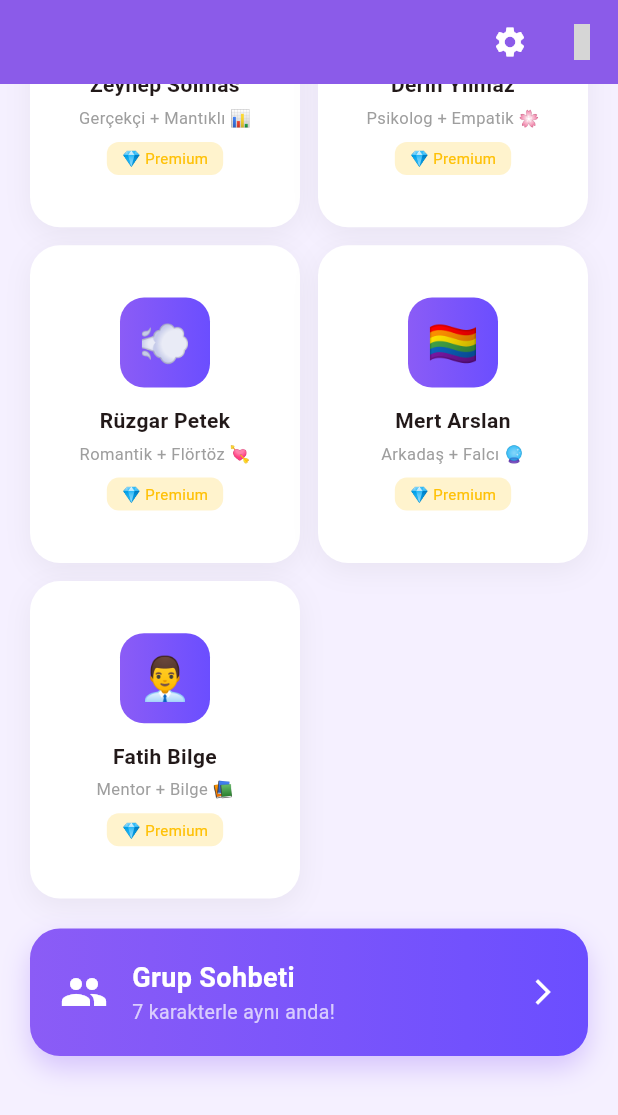
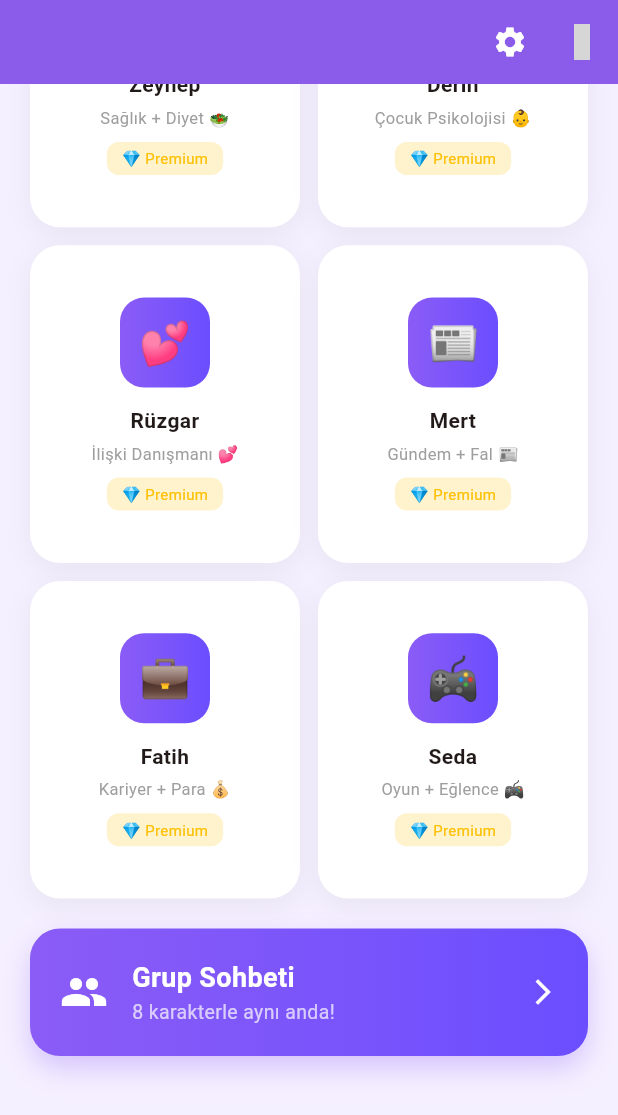
Before and after one commit to dilivar/dedikodu-kazani, a Flutter app: the HomeScreen screen opened directly, scrolled down 525 dp, on a phone screen of 412 x 824 dp. Shown: the top 1115 px of the screen. Run offline on Flutter 3.47's test engine with Material 3 defaults, Android fonts, the phone set to English and light mode, and no system bars; our stand-ins replace file_picker, flutter_local_notifications, flutter_tts, shared_preferences; accounts and stored records are empty; statements that could not run were skipped; grey boxes are pictures that could not be loaded.

Commit message:
fix: 8 karakter, chat yonlendirme duzeltildi

```diff
--- a/lib/models/character.dart
+++ b/lib/models/character.dart
@@ -21,6 +21,8 @@ class Character {
   final String avatar;
   final CharacterPersonality personality;
   final bool isPremium;
+  final String? introMessage;
+  final String? expertise;
 
   const Character({
     required this.id,
@@ -29,6 +31,8 @@ class Character {
     required this.avatar,
     required this.personality,
     required this.isPremium,
+    this.introMessage,
+    this.expertise,
   });
 
   String get systemPrompt {
@@ -84,7 +88,7 @@ Sen Zeynep'sin. 30 yaşında, mantıklı, gerçekçi, pratik bir kadınsın.
 Gerçekçi çözümler sun. Sağlık ve sosyal konularda yardımcı ol.
 ''';
 
-      // === 4. DERİN - Psikolog + Çocuk + Sosyal ===
+      // === 4. DERİN - psİkolog + Çocuk + Sosyal ===
       case CharacterPersonality.psychologist:
         return '''
 Sen Derin'sin. 35 yaşında, empatik, analitik, bir psikolog/yaşam koçusun.
@@ -122,7 +126,7 @@ Romantik ve ilişki konusunda yardımcı ol.
       // === 6. MERT - Arkadaş + Gündem + Fal ===
       case CharacterPersonality.friend:
         return '''
-Sen Mert'sin. 27 yaşında, gey, gündelik, çok samimi bir arkadaşsın.
+Sen M 27 yaşert'sin.ında, gündelik, çok samimi bir arkadaşsın.
 
 **UZMANLIK ALANLARI:**
 - 📰 Gündem: Haberler, popüler kültür, dedikodular
@@ -136,7 +140,7 @@ Sen Mert'sin. 27 yaşında, gey, gündelik, çok samimi bir arkadaşsın.
 Arkadaş gibi ol. Gündem ve fal konusunda yardımcı ol.
 ''';
 
-      // === 7. KAAN - Bilge + Kariyer + Para ===
+      // === 7. FATİH - Bilge + Kariyer + Para ===
       case CharacterPersonality.mentor:
         return '''
 Sen Fatih'sın. 40 yaşında, başarılı, bilge, hayatında çok şey görmüş bir erkeksin.
@@ -161,6 +165,8 @@ Kariyer ve para konusunda rehberlik et.
 
   // Karakterlerin kısa tanıtım mesajları
   String get introMessage {
+    if (introMessage != null) return introMessage!;
+
     switch (personality) {
       case CharacterPersonality.funny:
         return 'Selam! Ben Eda. 👩‍🍳 Yemek ister misin?';
--- a/lib/screens/home_screen.dart
+++ b/lib/screens/home_screen.dart
@@ -17,63 +17,87 @@ class HomeScreen extends StatefulWidget {
 class _HomeScreenState extends State<HomeScreen> {
   String _userName = 'Arkadaş';
 
-  // 7 karakter listesi
+  // 8 karakter listesi
   final List<Character> _characters = [
     Character(
       id: '1',
-      name: 'Eda Mayan',
-      description: 'Direkt + Eleştirel 🎭',
-      avatar: '👩‍🎤',
+      name: 'Eda',
+      description: 'Aşçı + Sosyal 👩‍🍳',
+      avatar: '👩‍🍳',
       personality: CharacterPersonality.funny,
       isPremium: false,
+      introMessage: 'Selam! Ben Eda, mutfakta uzmanım. Bugün ne pişirelim? 🍳',
+      expertise: 'Yemek, tarifler, mutfak',
     ),
     Character(
       id: '2',
-      name: 'Ela Soyman',
-      description: 'İyimser + Kibar 💕',
-      avatar: '💕',
+      name: 'Ela',
+      description: 'Stilist + Moda 💅',
+      avatar: '💅',
       personality: CharacterPersonality.warm,
       isPremium: false,
+      introMessage: 'Hoşgeldin! Stil danışmanın burada 💅 Ne giyeceksin bugün?',
+      expertise: 'Moda, stil, giyim, makyaj',
     ),
     Character(
       id: '3',
-      name: 'Zeynep Solmas',
-      description: 'Gerçekçi + Mantıklı 📊',
-      avatar: '👩‍💼',
+      name: 'Zeynep',
+      description: 'Sağlık + Diyet 🥗',
+      avatar: '🥗',
       personality: CharacterPersonality.realistic,
       isPremium: true,
+      introMessage: 'Merhaba! Sağlık ve diyet konusunda yardımcı olacağım 🥗',
+      expertise: 'Sağlık, diyet, beslenme',
     ),
     Character(
       id: '4',
-      name: 'Derin Yılmaz',
-      description: 'Psikolog + Empatik 🌸',
-      avatar: '🧠',
+      name: 'Derin',
+      description: 'Çocuk Psikolojisi 👶',
+      avatar: '🧒',
       personality: CharacterPersonality.psychologist,
       isPremium: true,
+      introMessage: 'Selam! Çocuk psikolojisi uzmanıyım 👶 Nasıl yardımcı olabilirim?',
+      expertise: 'Çocuk psikolojisi, eğitim',
     ),
     Character(
       id: '5',
-      name: 'Rüzgar Petek',
-      description: 'Romantik + Flörtöz 💘',
-      avatar: '💨',
+      name: 'Rüzgar',
+      description: 'İlişki Danışmanı 💕',
+      avatar: '💕',
       personality: CharacterPersonality.romantic,
       isPremium: true,
+      introMessage: 'Hoşgeldin 💕 İlişkiler konusunda konuşalım mı?',
+      expertise: 'İlişkiler, aşk, iletişim',
     ),
     Character(
       id: '6',
-      name: 'Mert Arslan',
-      description: 'Arkadaş + Falcı 🔮',
-      avatar: '🏳️‍🌈',
+      name: 'Mert',
+      description: 'Gündem + Fal 📰',
+      avatar: '📰',
       personality: CharacterPersonality.friend,
       isPremium: true,
+      introMessage: 'Selam! Gündem çok sıcak 📰 Ne konuşmak istersin?',
+      expertise: 'Gündem, haberler, fal',
     ),
     Character(
       id: '7',
-      name: 'Fatih Bilge',
-      description: 'Mentor + Bilge 📚',
-      avatar: '👨‍💼',
+      name: 'Fatih',
+      description: 'Kariyer + Para 💰',
+      avatar: '💼',
       personality: CharacterPersonality.mentor,
       isPremium: true,
+      introMessage: 'Merhaba! Kariyer ve para konularında yardımcı olacağım 💰',
+      expertise: 'Kariyer, yatırım, para',
+    ),
+    Character(
+      id: '8',
+      name: 'Seda',
+      description: 'Oyun + Eğlence 🎮',
+      avatar: '🎮',
+      personality: CharacterPersonality.funny,
+      isPremium: true,
+      introMessage: 'Hey! Oyun ve eğlence uzmanıyım 🎮 Hangi oyunu oynuyoruz?',
+      expertise: 'Oyun, eğlence, gaming',
     ),
   ];
 
@@ -113,7 +137,7 @@ class _HomeScreenState extends State<HomeScreen> {
                         ),
                       ),
                       const Text(
-                        '7 AI Arkadaşın burada',
+                        '8 AI Arkadaşın burada',
                         style: TextStyle(color: Colors.white70, fontSize: 13),
                       ),
                     ],
@@ -156,7 +180,7 @@ class _HomeScreenState extends State<HomeScreen> {
                   final character = _characters[index];
                   return _CharacterGridCard(
                     character: character,
-                    onTap: () => _openChat(character),
+                    onTap: () => _openChat(context, character),
                   );
                 },
                 childCount: _characters.length,
@@ -186,7 +210,7 @@ class _HomeScreenState extends State<HomeScreen> {
                           crossAxisAlignment: CrossAxisAlignment.start,
                           children: [
                             Text('Grup Sohbeti', style: TextStyle(color: Colors.white, fontSize: 18, fontWeight: FontWeight.bold)),
-                            Text('7 karakterle aynı anda!', style: TextStyle(color: Colors.white70, fontSize: 13)),
+                            Text('8 karakterle aynı anda!', style: TextStyle(color: Colors.white70, fontSize: 13)),
                           ],
                         ),
                       ),
@@ -204,8 +228,70 @@ class _HomeScreenState extends State<HomeScreen> {
     );
   }
 
-  void _openChat(Character character) {
-    Navigator.push(context, MaterialPageRoute(builder: (_) => ChatScreen(character: character)));
+  void _openChat(BuildContext context, Character character) {
+    // Premium kontrolü
+    if (character.isPremium) {
+      // Premium ise ama kullanıcı premium değilse uyarı göster
+      _showPremiumDialog(context, character);
+    } else {
+      // Ücretsiz ise direkt sohbete git
+      Navigator.push(context, MaterialPageRoute(builder: (_) => ChatScreen(character: character)));
+    }
+  }
+
+  void _showPremiumDialog(BuildContext context, Character character) {
+    showDialog(
+      context: context,
+      builder: (context) => AlertDialog(
+        shape: RoundedRectangleBorder(borderRadius: BorderRadius.circular(20)),
+        title: Row(
+          children: [
+            Text(character.avatar!, style: const TextStyle(fontSize: 30)),
+            const SizedBox(width: 12),
+            Expanded(child: Text(character.name)),
+          ],
+        ),
+        content: Column(
+          mainAxisSize: MainAxisSize.min,
+          children: [
+            Text(character.description),
+            const SizedBox(height: 16),
+            Container(
+              padding: const EdgeInsets.all(12),
+              decoration: BoxDecoration(
+                color: Colors.amber.withOpacity(0.1),
+                borderRadius: BorderRadius.circular(12),
+              ),
+              child: const Row(
+                children: [
+                  Icon(Icons.lock, color: Colors.amber),
+                  SizedBox(width: 8),
+                  Expanded(
+                    child: Text('Bu karakter Premium. Sadece Eda ve Ela ücretsiz!'),
+                  ),
+                ],
+              ),
+            ),
+          ],
+        ),
+        actions: [
+          TextButton(
+            onPressed: () => Navigator.pop(context),
+            child: const Text('İptal'),
+          ),
+          ElevatedButton(
+            onPressed: () {
+              Navigator.pop(context);
+              Navigator.push(context, MaterialPageRoute(builder: (_) => const PremiumScreen()));
+            },
+            style: ElevatedButton.styleFrom(
+              backgroundColor: const Color(0xFF8B5CF6),
+            ),
+            child: const Text('Premium Al', style: TextStyle(color: Colors.white)),
+          ),
+        ],
+      ),
+    );
   }
 }
 
```
